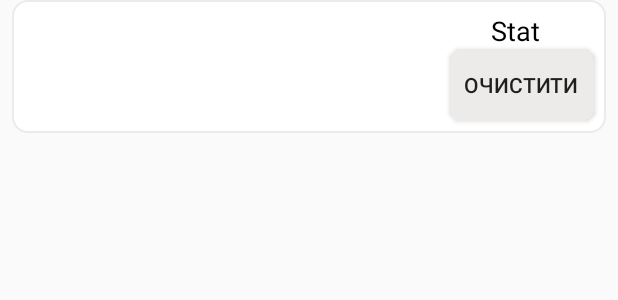
After one commit to HeavyMetal77/LearnJava, an Android app: the layout layout_item_statistic.xml on its own in the app's theme, with its tools: preview values and no code run, on a phone screen of 412 x 824 dp. The commit adds this screen. Shown: the top 300 px of the screen. Run offline under Robolectric (Android 15) with nearby library versions, the phone set to English and light mode, and no system bars.

Commit message:
add RecyclerView Statistic, colored text

```diff
--- a/app/src/main/res/layout/activity_list_topic.xml
+++ b/app/src/main/res/layout/activity_list_topic.xml
@@ -7,7 +7,7 @@
     tools:context=".ListTopicActivity">
 
     <androidx.recyclerview.widget.RecyclerView
-        android:id="@+id/recyclerViewTest"
+        android:id="@+id/recyclerViewTopic"
         android:layout_width="match_parent"
         android:layout_height="match_parent"
         android:layout_marginStart="8dp"
--- /dev/null
+++ b/app/src/main/res/layout/layout_item_statistic.xml
@@ -0,0 +1,57 @@
+<?xml version="1.0" encoding="utf-8"?>
+<androidx.constraintlayout.widget.ConstraintLayout xmlns:android="http://schemas.android.com/apk/res/android"
+    xmlns:app="http://schemas.android.com/apk/res-auto"
+    android:layout_width="match_parent"
+    android:layout_height="wrap_content"
+    xmlns:tools="http://schemas.android.com/tools"
+    android:layout_marginStart="8dp"
+    android:layout_marginEnd="8dp"
+    android:background="@drawable/style_item_recyclerview"
+    >
+
+    <TextView
+        android:id="@+id/editTextResultStat"
+        android:layout_width="0dp"
+        android:layout_height="wrap_content"
+        android:layout_marginStart="8dp"
+        android:layout_marginEnd="8dp"
+        android:enabled="false"
+        android:gravity="start|top"
+        android:textColor="@color/colorLabelText"
+        android:textSize="18sp"
+        app:layout_constraintTop_toTopOf="parent"
+        app:layout_constraintEnd_toStartOf="@+id/buttonClearTopic"
+        app:layout_constraintStart_toStartOf="parent"
+        app:layout_constraintBottom_toBottomOf="parent"
+        />
+
+    <TextView
+        android:id="@+id/textViewStat"
+        android:layout_width="wrap_content"
+        android:layout_height="wrap_content"
+        android:layout_marginTop="8dp"
+        android:layout_marginEnd="8dp"
+        android:textSize="18sp"
+        android:textColor="@color/colorLabelText"
+        app:layout_constraintTop_toTopOf="parent"
+        app:layout_constraintEnd_toEndOf="parent"
+        app:layout_constraintStart_toEndOf="@+id/editTextResultStat"
+        tools:text="Stat" />
+
+    <Button
+        android:id="@+id/buttonClearTopic"
+        android:layout_width="wrap_content"
+        android:layout_height="wrap_content"
+        android:layout_marginBottom="8dp"
+        android:paddingStart="10dp"
+        android:paddingEnd="10dp"
+        android:layout_marginEnd="8dp"
+        android:text="@string/button_clear"
+        android:background="@drawable/style_btn"
+        app:layout_constraintTop_toBottomOf="@+id/textViewStat"
+        app:layout_constraintStart_toEndOf="@+id/editTextResultStat"
+        app:layout_constraintEnd_toEndOf="parent"
+        app:layout_constraintBottom_toBottomOf="parent"
+        />
+
+</androidx.constraintlayout.widget.ConstraintLayout>
--- a/app/src/main/res/layout/layout_item_topic.xml
+++ b/app/src/main/res/layout/layout_item_topic.xml
@@ -23,6 +23,7 @@
         android:layout_height="wrap_content"
         tools:text="TextViewTopicCategory"
         android:textSize="18sp"
+        android:textColor="@color/colorLabelText"
         android:paddingStart="8dp"
         android:paddingEnd="8dp"
         app:layout_constraintTop_toTopOf="parent"
@@ -38,11 +39,11 @@
         android:paddingEnd="8dp"
         android:textSize="18sp"
         tools:text="test1"
+        android:textColor="@color/colorLabelText"
         app:layout_constraintTop_toTopOf="parent"
         app:layout_constraintEnd_toEndOf="parent"
         app:layout_constraintStart_toEndOf="@+id/guidelineRight"
         app:layout_constraintBottom_toTopOf="@+id/textViewCorrectlySolvedProblem"
-
         />
 
     <TextView
--- a/app/src/main/res/values/strings.xml
+++ b/app/src/main/res/values/strings.xml
@@ -34,5 +34,7 @@
     <string name="label_button_test_mode">Режим тестирования</string>
     <string name="label_button_statistics">Статистика</string>
     <string name="item_exit_account">Выход</string>
+    <string name="label_stat">Результати вирішення завдань:</string>
+    <string name="button_clear">Очистити</string>
 
 </resources>
```
Also changed, not shown: app/src/main/java/ua/tarastom/learnjava/ListTopicActivity.java (+4 -7 lines), app/src/main/java/ua/tarastom/learnjava/StatisticsActivity.java (+24 -0 lines), app/src/main/java/ua/tarastom/learnjava/TaskActivity.java (+7 -8 lines), app/src/main/java/ua/tarastom/learnjava/data/StatisticAdapter.java (added, +118 -0 lines), app/src/main/res/layout/activity_statistics.xml (+24 -0 lines).
